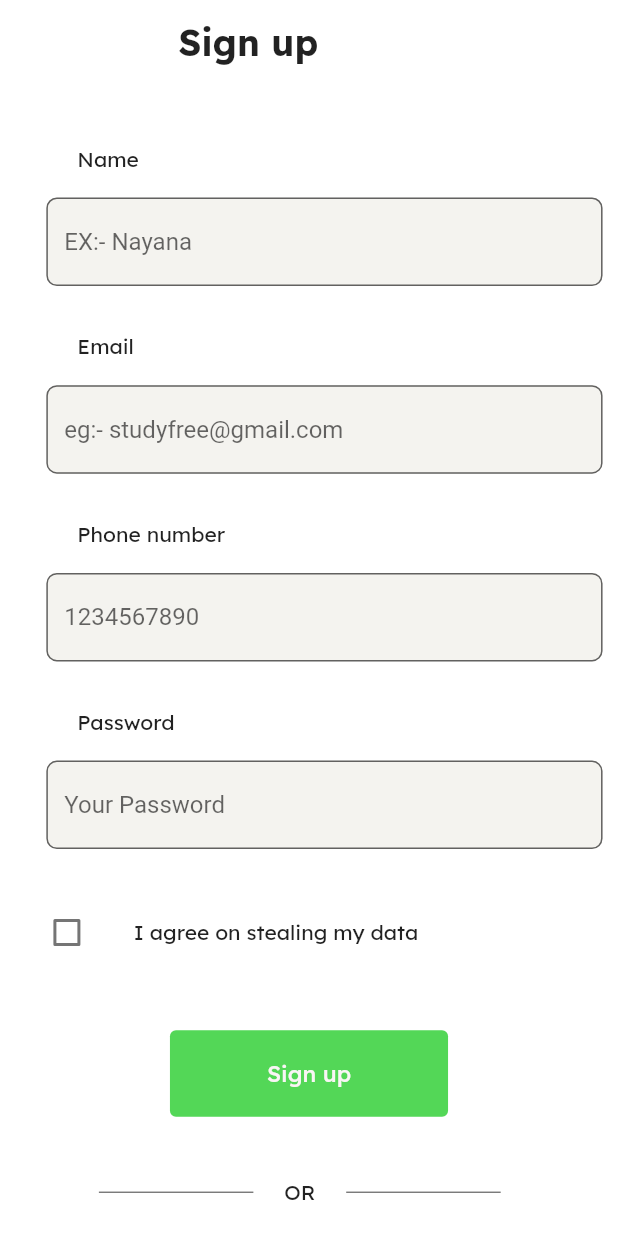
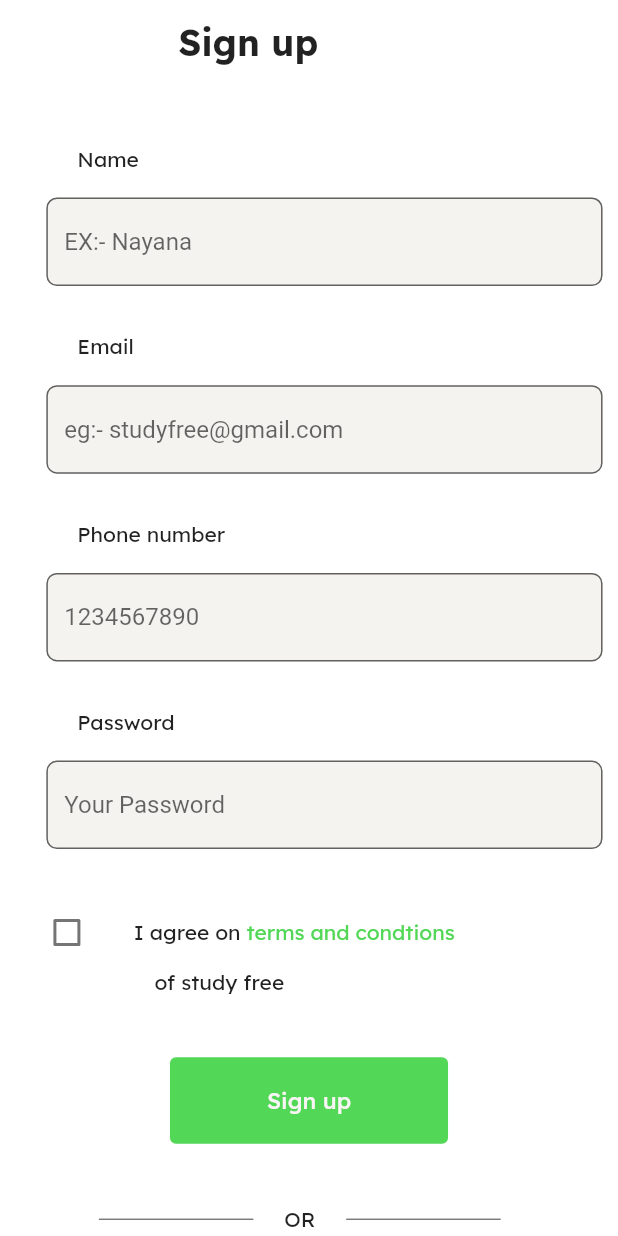
Before and after one commit to mohamedamine585/StudyFree, a Flutter app: the screen it shows after launch, after a tap on "Sign up", on a phone screen of 412 x 824 dp. Run offline on Flutter 3.47's test engine with Material 2 defaults, Android fonts, the phone set to English and light mode, and no system bars; our stand-ins replace google_fonts.

Commit message:
added error handling

```diff
--- a/lib/Presentation/Pages/signup_page.dart
+++ b/lib/Presentation/Pages/signup_page.dart
@@ -1,8 +1,11 @@
 import 'package:careerark/Presentation/Widgets/GoogleSignupbutton.dart';
+import 'package:careerark/Presentation/Widgets/emailtextfield.dart';
+import 'package:careerark/Presentation/Widgets/numbertextfield.dart';
 import 'package:careerark/Presentation/Widgets/signupbutton.dart';
 import 'package:careerark/Presentation/Widgets/SignupCheckbox.dart';
 import 'package:careerark/Presentation/utils/Theme.dart';
 import 'package:careerark/Presentation/utils/consts.dart';
+import 'package:careerark/Presentation/utils/global.dart';
 import 'package:flutter/material.dart';
 
 class Signuppage extends StatefulWidget {
@@ -14,17 +17,10 @@ class Signuppage extends StatefulWidget {
 
 class _SignuppageState extends State<Signuppage> {
   bool is_checked = false;
-  late TextEditingController nameC;
-  late TextEditingController emailC;
 
-  late TextEditingController passwordC;
-
-  late TextEditingController nbphoneC;
   @override
   void initState() {
-    emailC = TextEditingController();
     nameC = TextEditingController();
-    nbphoneC = TextEditingController();
     passwordC = TextEditingController();
     super.initState();
   }
@@ -92,24 +88,7 @@ class _SignuppageState extends State<Signuppage> {
             SizedBox(
               height: Screenlength * 0.02,
             ),
-            Padding(
-              padding: EdgeInsets.only(left: Screenwidth * 0.05),
-              child: Container(
-                height: Screenlength * 0.09,
-                child: TextField(
-                    controller: emailC,
-                    decoration: InputDecoration(
-                        focusedBorder: OutlineInputBorder(
-                            borderSide: BorderSide(color: Colors.black)),
-                        filled: true,
-                        fillColor: Color.fromARGB(255, 244, 243, 239),
-                        hintText: "eg:- studyfree@gmail.com",
-                        border: OutlineInputBorder(
-                          borderRadius: BorderRadius.all(Radius.circular(7)),
-                        ))),
-                width: Screenwidth * 0.9,
-              ),
-            ),
+            const Emailtextfield(),
             SizedBox(
               height: Screenlength * 0.02,
             ),
@@ -123,25 +102,7 @@ class _SignuppageState extends State<Signuppage> {
             SizedBox(
               height: Screenlength * 0.02,
             ),
-            Padding(
-              padding: EdgeInsets.only(left: Screenwidth * 0.05),
-              child: Container(
-                height: Screenlength * 0.09,
-                child: TextField(
-                    controller: nbphoneC,
-                    keyboardType: TextInputType.number,
-                    decoration: InputDecoration(
-                        focusedBorder: OutlineInputBorder(
-                            borderSide: BorderSide(color: Colors.black)),
-                        filled: true,
-                        fillColor: Color.fromARGB(255, 244, 243, 239),
-                        hintText: "1234567890",
-                        border: OutlineInputBorder(
-                          borderRadius: BorderRadius.all(Radius.circular(7)),
-                        ))),
-                width: Screenwidth * 0.9,
-              ),
-            ),
+            const PhoneNumbertextfield(),
             SizedBox(
               height: Screenlength * 0.02,
             ),
@@ -188,17 +149,44 @@ class _SignuppageState extends State<Signuppage> {
                 ),
                 Container(
                   width: Screenwidth * 0.7,
+                  child: Row(
+                    children: [
+                      Text(
+                        "I agree on ",
+                        style: myTheme.textTheme.bodyText1,
+                      ),
+                      GestureDetector(
+                        onTap: () {
+                          print("terms and condtions");
+                        },
+                        child: Text(
+                          "terms and condtions",
+                          style: myTheme.textTheme.headline5,
+                        ),
+                      ),
+                    ],
+                  ),
+                )
+              ],
+            ),
+            Row(
+              children: [
+                SizedBox(
+                  width: Screenwidth * 0.25,
+                ),
+                Container(
+                  width: Screenwidth * 0.7,
                   child: Text(
-                    "I agree on stealing my data",
+                    "of study free",
                     style: myTheme.textTheme.bodyText1,
                   ),
-                )
+                ),
               ],
             ),
             SizedBox(
               height: Screenlength * 0.05,
             ),
-            Signupbutton(),
+            const Signupbutton(),
             SizedBox(
               height: Screenlength * 0.05,
             ),
@@ -209,7 +197,7 @@ class _SignuppageState extends State<Signuppage> {
                 ),
                 Container(
                   width: Screenwidth * 0.25,
-                  child: Divider(
+                  child: const Divider(
                     color: Colors.black,
                     thickness: 0.5,
                   ),
@@ -223,7 +211,7 @@ class _SignuppageState extends State<Signuppage> {
                 ),
                 Container(
                   width: Screenwidth * 0.25,
-                  child: Divider(
+                  child: const Divider(
                     color: Colors.black,
                     thickness: 0.5,
                   ),
@@ -233,7 +221,10 @@ class _SignuppageState extends State<Signuppage> {
             SizedBox(
               height: Screenlength * 0.05,
             ),
-            GoogleSignupButton()
+            GoogleSignupButton(),
+            SizedBox(
+              height: Screenlength * 0.1,
+            )
           ],
         ),
       ),
--- a/lib/Presentation/Widgets/GoogleSignupbutton.dart
+++ b/lib/Presentation/Widgets/GoogleSignupbutton.dart
@@ -1,6 +1,6 @@
 import 'package:careerark/Presentation/utils/Theme.dart';
+import 'package:careerark/Presentation/utils/consts.dart';
 import 'package:flutter/material.dart';
-import 'package:flutter_svg/flutter_svg.dart';
 
 class GoogleSignupButton extends StatelessWidget {
   @override
@@ -9,17 +9,16 @@ class GoogleSignupButton extends StatelessWidget {
       onPressed: () {
         print('Sign up with Google pressed');
       },
-      icon: SvgPicture.asset(
-        'assets/google_icon.svg',
-        height: 24.0,
-        width: 24.0,
+      icon: Image.asset(
+        "assets/google_icon.png",
+        width: Screenwidth * 0.1,
       ),
       label: Text(
         'Sign up with Google',
-        style: myTheme.textTheme.bodyText1,
+        style: myTheme.textTheme.headline4,
       ),
       style: ElevatedButton.styleFrom(
-        primary: Colors.red, // Change the button color as needed
+        primary: Colors.white, // Change the button color as needed
       ),
     );
   }
--- a/lib/Presentation/Widgets/SignupCheckbox.dart
+++ b/lib/Presentation/Widgets/SignupCheckbox.dart
@@ -1,3 +1,4 @@
+import 'package:careerark/Presentation/utils/Theme.dart';
 import 'package:flutter/material.dart';
 
 class Signupcheckbox extends StatefulWidget {
@@ -18,11 +19,6 @@ class _SignupcheckboxState extends State<Signupcheckbox> {
             is_checked = value!;
           });
         },
-        fillColor: MaterialStateColor.resolveWith((states) {
-          if (states.isEmpty) {
-            return Colors.white;
-          }
-          return const Color.fromARGB(255, 71, 240, 77);
-        }));
+        fillColor: myTheme.checkboxTheme.fillColor);
   }
 }
--- /dev/null
+++ b/lib/Presentation/Widgets/emailtextfield.dart
@@ -0,0 +1,56 @@
+import 'package:careerark/Presentation/utils/consts.dart';
+import 'package:careerark/Presentation/utils/global.dart';
+import 'package:careerark/Presentation/utils/useful%20functions.dart';
+import 'package:flutter/material.dart';
+
+class Emailtextfield extends StatefulWidget {
+  const Emailtextfield({super.key});
+
+  @override
+  State<Emailtextfield> createState() => _EmailtextfieldState();
+}
+
+class _EmailtextfieldState extends State<Emailtextfield> {
+  late TextEditingController emailC;
+  Color bordercolor = Colors.black;
+  @override
+  void initState() {
+    emailC = TextEditingController();
+    super.initState();
+  }
+
+  @override
+  Widget build(BuildContext context) {
+    emailC.addListener(() {
+      setState(() {
+        print(email);
+        if (!isEmail(emailC.text)) {
+          bordercolor = Colors.red;
+          email = "";
+        } else {
+          email = emailC.text;
+
+          bordercolor = Colors.black;
+        }
+      });
+    });
+    return Padding(
+      padding: EdgeInsets.only(left: Screenwidth * 0.05),
+      child: Container(
+        height: Screenlength * 0.09,
+        child: TextField(
+            controller: emailC,
+            decoration: InputDecoration(
+                focusedBorder: OutlineInputBorder(
+                    borderSide: BorderSide(color: bordercolor)),
+                filled: true,
+                fillColor: Color.fromARGB(255, 244, 243, 239),
+                hintText: "eg:- studyfree@gmail.com",
+                border: OutlineInputBorder(
+                  borderRadius: BorderRadius.all(Radius.circular(7)),
+                ))),
+        width: Screenwidth * 0.9,
+      ),
+    );
+  }
+}
--- /dev/null
+++ b/lib/Presentation/Widgets/numbertextfield.dart
@@ -0,0 +1,54 @@
+import 'package:careerark/Presentation/utils/consts.dart';
+import 'package:careerark/Presentation/utils/global.dart';
+import 'package:careerark/Presentation/utils/useful%20functions.dart';
+import 'package:flutter/material.dart';
+
+class PhoneNumbertextfield extends StatefulWidget {
+  const PhoneNumbertextfield({super.key});
+
+  @override
+  State<PhoneNumbertextfield> createState() => _PhoneNumbertextfieldState();
+}
+
+class _PhoneNumbertextfieldState extends State<PhoneNumbertextfield> {
+  late TextEditingController nbphoneC;
+  Color bordercolor = Colors.black;
+  @override
+  void initState() {
+    nbphoneC = TextEditingController();
+  }
+
+  @override
+  Widget build(BuildContext context) {
+    nbphoneC.addListener(() {
+      setState(() {
+        if (!isNumber(nbphoneC.text) || nbphoneC.text.length != 10) {
+          bordercolor = Colors.red;
+          phonenumber = -1;
+        } else {
+          phonenumber = int.parse(nbphoneC.text);
+          bordercolor = Colors.black;
+        }
+      });
+    });
+    return Padding(
+      padding: EdgeInsets.only(left: Screenwidth * 0.05),
+      child: Container(
+        height: Screenlength * 0.09,
+        child: TextField(
+            controller: nbphoneC,
+            keyboardType: TextInputType.number,
+            decoration: InputDecoration(
+                focusedBorder: OutlineInputBorder(
+                    borderSide: BorderSide(color: bordercolor)),
+                filled: true,
+                fillColor: Color.fromARGB(255, 244, 243, 239),
+                hintText: "1234567890",
+                border: OutlineInputBorder(
+                  borderRadius: BorderRadius.all(Radius.circular(7)),
+                ))),
+        width: Screenwidth * 0.9,
+      ),
+    );
+  }
+}
--- a/lib/Presentation/Widgets/signupbutton.dart
+++ b/lib/Presentation/Widgets/signupbutton.dart
@@ -1,9 +1,13 @@
+import 'package:careerark/Presentation/Widgets/emailtextfield.dart';
 import 'package:careerark/Presentation/utils/Theme.dart';
 import 'package:careerark/Presentation/utils/consts.dart';
+import 'package:careerark/Presentation/utils/global.dart';
 import 'package:flutter/material.dart';
 
 class Signupbutton extends StatefulWidget {
-  const Signupbutton({super.key});
+  const Signupbutton({
+    super.key,
+  });
 
   @override
   State<Signupbutton> createState() => _SignupbuttonState();
@@ -17,7 +21,9 @@ class _SignupbuttonState extends State<Signupbutton> {
       height: Screenlength * 0.07,
       child: TextButton(
           style: myTheme.textButtonTheme.style,
-          onPressed: () {},
+          onPressed: () {
+            print(email);
+          },
           child: Text("Sign up", style: myTheme.textTheme.bodyText2)),
     );
   }
--- a/lib/Presentation/utils/Theme.dart
+++ b/lib/Presentation/utils/Theme.dart
@@ -2,6 +2,9 @@ import 'package:flutter/material.dart';
 import 'package:google_fonts/google_fonts.dart';
 
 final ThemeData myTheme = ThemeData(
+  checkboxTheme: CheckboxThemeData(
+      fillColor: MaterialStateProperty.resolveWith((states) =>
+          (states.isEmpty) ? Colors.white : Color.fromARGB(255, 63, 207, 68))),
   textButtonTheme: TextButtonThemeData(
       style: ButtonStyle(
     backgroundColor: MaterialStateColor.resolveWith(
@@ -13,6 +16,8 @@ final ThemeData myTheme = ThemeData(
         fontWeight: FontWeight.bold,
       ),
       bodyText1: GoogleFonts.lexend(),
+      headline4: GoogleFonts.lexend(),
+      headline5: GoogleFonts.lexend(color: Color.fromARGB(255, 83, 215, 87)),
       bodyText2: GoogleFonts.lexend(
           color: Color.fromARGB(255, 249, 245, 245), fontSize: 15),
       button: GoogleFonts.lexend()),
--- /dev/null
+++ b/lib/Presentation/utils/global.dart
@@ -0,0 +1,7 @@
+import 'package:flutter/material.dart';
+
+String email = "";
+int phonenumber = -1;
+late TextEditingController nameC;
+
+late TextEditingController passwordC;
--- /dev/null
+++ b/lib/Presentation/utils/useful functions.dart
@@ -0,0 +1,9 @@
+bool isEmail(String input) {
+  final RegExp emailRegex = RegExp(r'^[\w-\.]+@([\w-]+\.)+[\w-]{2,4}$');
+  return emailRegex.hasMatch(input);
+}
+
+bool isNumber(String input) {
+  final RegExp numberRegex = RegExp(r'^-?\d*\.?\d+$');
+  return numberRegex.hasMatch(input);
+}
--- a/pubspec.yaml
+++ b/pubspec.yaml
@@ -55,7 +55,7 @@ dev_dependencies:
 # The following section is specific to Flutter packages.
 flutter:
 
-  # The following line ensures that the Material Icons font is
+  # The following line ensures that the Material Icons foRnt is
   # included with your application, so that you can use the icons in
   # the material Icons class.
   uses-material-design: true
@@ -64,7 +64,8 @@ flutter:
   # assets:
   #   - images/a_dot_burr.jpeg
   #   - images/a_dot_ham.jpeg
-
+  assets:
+    - assets/google_icon.png
   # An image asset can refer to one or more resolution-specific "variants", see
   # https://flutter.dev/assets-and-images/#resolution-aware
 
```
Also changed, not shown: assets/google_icon.png (added), flutter_01.png, flutter_02.png.
